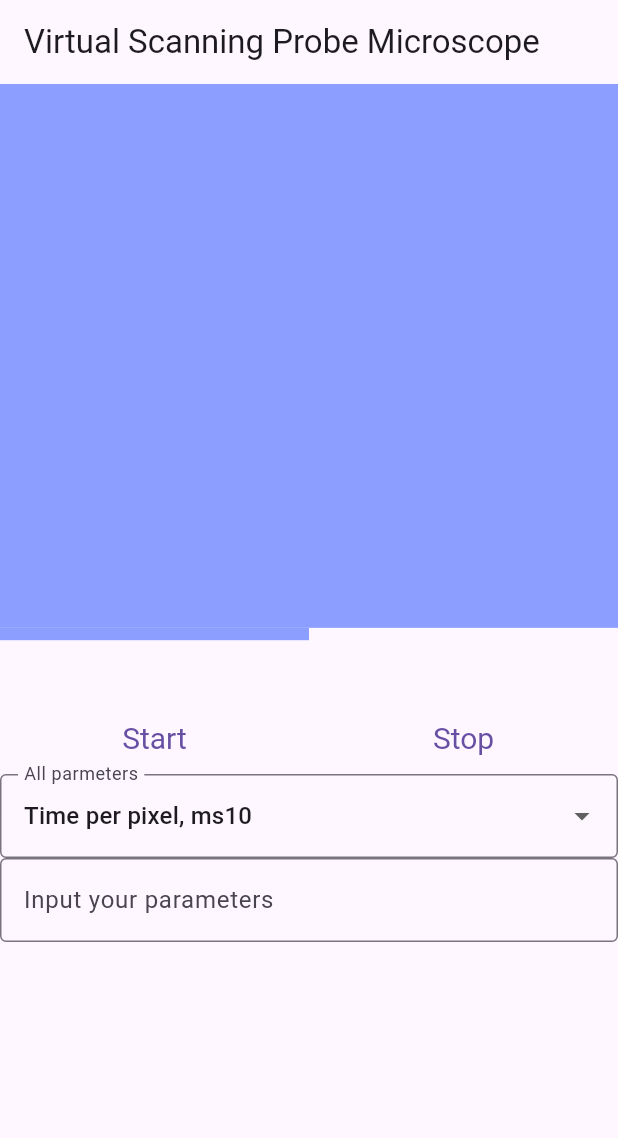
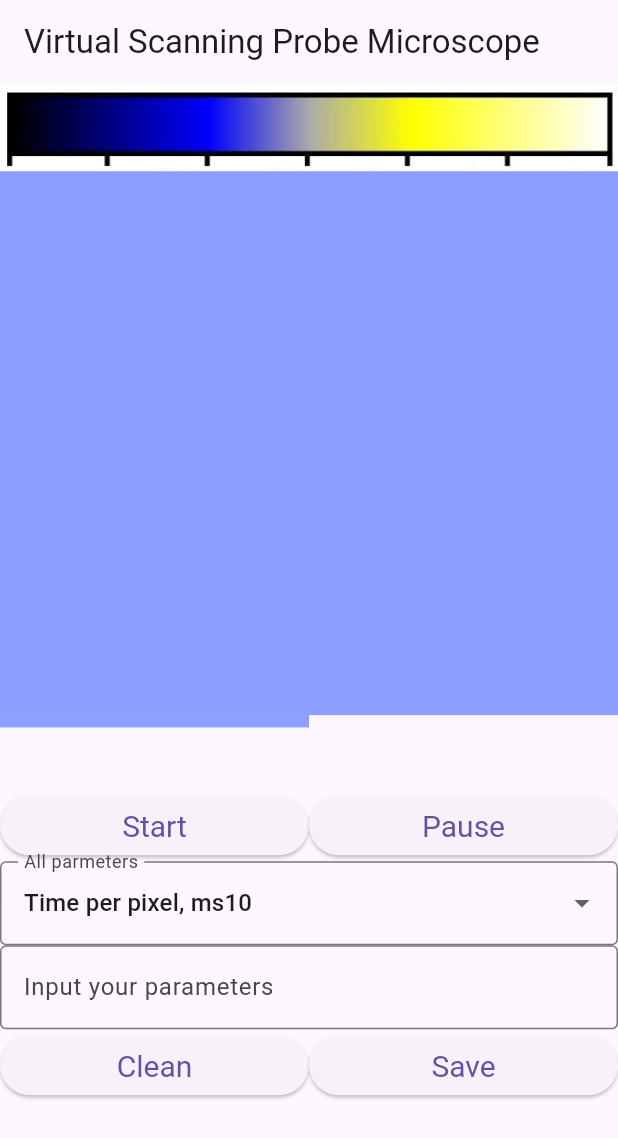
Before and after one commit to 110010110011/yanenko_diploma, a Flutter app: the screen it shows after launch, after a tap on "Start", on a phone screen of 412 x 824 dp. Shown: the top 1138 px of the screen. Run offline on Flutter 3.47's test engine with Material 3 defaults, Android fonts, the phone set to English and light mode, and no system bars.

Commit message:
new files added

```diff
--- a/lib/main.dart
+++ b/lib/main.dart
@@ -1,7 +1,9 @@
 import 'dart:io';
 import 'dart:math';
 import 'dart:typed_data';
+import 'microscopeTransmission.dart';
 import 'parametersActions.dart';
+import 'dart:developer' as developer;
 
 import 'package:flutter/material.dart';
 
@@ -52,6 +54,7 @@ class _MyStatefulWidgetState extends State<MyStatefulWidget>
   String? dropdownSelectedValue = "0";
   String? sampleName;
   String? tipName;
+  bool isScaning = false;
 
 
   @override
@@ -91,9 +94,21 @@ class _MyStatefulWidgetState extends State<MyStatefulWidget>
     super.dispose();
   }
 
+
+
   @override
   Widget build(BuildContext context) {
+    final gamma = AssetImage('images/gamma.png');
+    MicroscopeParams microscopeParams = MicroscopeParams();
     return Column(children: [
+      Row(
+        children: [
+          Expanded(
+            child: Image(image: gamma,)
+          ),
+        ],
+      ),
+
       AspectRatio(
           aspectRatio: 1,
           child: Stack(alignment: Alignment.topLeft, children: <Widget>[
@@ -107,26 +122,39 @@ class _MyStatefulWidgetState extends State<MyStatefulWidget>
                 painter:
                 CurtainPainter(value: _controller.value, nmbrpxl: nmbrpxls))
           ])),
+
       Row(
         children: [
           Expanded(
-            child: TextButton(
+            child: ElevatedButton(
               style: TextButton.styleFrom(
                 textStyle: const TextStyle(fontSize: 20),
               ),
               onPressed: () {
+                sendPOST(microscopeParams);
                 _controller.forward();
+                isScaning = true;
+                null;
               },
-              child: const Text('Start'),
+              child: Text('Start'),
             ),
           ),
           Expanded(
-            child: TextButton(
+            child: ElevatedButton(
               style: TextButton.styleFrom(
                 textStyle: const TextStyle(fontSize: 20),
               ),
-              onPressed: () => _controller.stop(),
-              child: const Text('Stop'),
+              child: isScaning ? Text('Pause') : Text('Resume'),
+              onPressed: (){
+                if(isScaning){
+                  _controller.stop();
+                }else{
+                  _controller.forward();
+                }
+                setState(() {
+                  isScaning = !isScaning;
+                });
+              },
             ),
           ),
         ],
@@ -197,11 +225,39 @@ class _MyStatefulWidgetState extends State<MyStatefulWidget>
                     border: OutlineInputBorder(),
                     labelText: "Input your parameters"),
                 textAlign: TextAlign.center,
-                  onSubmitted: (String input) {setValue(input, dropdownSelectedValue);}
+                onSubmitted: (String input) {microscopeParams.setValue(input, dropdownSelectedValue);}
             ),
           ),
         ],
       ),
+
+      Row(
+        children: [
+          Expanded(
+            child: ElevatedButton(
+              style: TextButton.styleFrom(
+                textStyle: const TextStyle(fontSize: 20),
+              ),
+              onPressed: () {
+
+              },
+              child: Text('Clean'),
+            ),
+          ),
+          Expanded(
+            child: ElevatedButton(
+              style: TextButton.styleFrom(
+                textStyle: const TextStyle(fontSize: 20),
+              ),
+              onPressed: () => _controller.stop(),
+
+              child: Text('Save'),
+            ),
+          ),
+        ],
+      ),
+
+
     ]);
   }
 }
--- /dev/null
+++ b/lib/microscopeTransmission.dart
@@ -0,0 +1,32 @@
+import 'package:http/http.dart' as http;
+import 'dart:convert';
+
+import 'package:my_app/parametersActions.dart';
+
+Future<String> sendPOST(MicroscopeParams microscopeParams) async {
+    final response = await http.post(
+        Uri.parse('http://myopencart.example.com/index.php?route=api/cart/add'),
+        // NB: you don't need to fill headers field
+        headers: {
+            'Content-Type': 'application/json' // 'application/x-www-form-urlencoded' or whatever you need
+        },
+        body: {
+            'tipName': microscopeParams.tipName,
+            'sampleName': microscopeParams.sampleName,
+            'tunnelingCurrent': microscopeParams.tunnelingCurrent,
+            'sampleBias': microscopeParams.sampleBias,
+            'sizeInNm': microscopeParams.sizeInNm,
+            'sizeInPxl': microscopeParams.sizeInPxl,
+            'differentialFeedback': microscopeParams.differentialFeedback,
+            'integralFeedback': microscopeParams.integralFeedback,
+            'proportionalFeedback': microscopeParams.proportionalFeedback,
+            'timePerPxl': microscopeParams.timePerPxl,
+        },
+    );
+
+    if (response.statusCode == 200) {
+        return response.body;
+    } else {
+        return "Error ${response.statusCode}: ${response.body}";
+    }
+}
--- a/lib/parametersActions.dart
+++ b/lib/parametersActions.dart
@@ -1,59 +1,50 @@
-void setValue(String input, String? dropdownSelectedValue){
+class MicroscopeParams {
+  late int timePerPxl;
+  late int proportionalFeedback;
+  late int integralFeedback;
+  late int differentialFeedback;
+  late int sizeInPxl;
+  late int sizeInNm;
+  late int sampleBias;
+  late int tunnelingCurrent;
+  late int sampleName;
+  late int tipName;
 
-  var tscan;
-  var sampleName;
-  var tipName;
 
-  switch (dropdownSelectedValue){
+  void setValue(String input, String? dropdownSelectedValue) {
+    switch (dropdownSelectedValue) {
       case "-1":
         break;
       case "0":
-      tscan = int.tryParse(input)!;
-      // _controller.duration = Duration(seconds: tscan);
+        timePerPxl = int.tryParse(input)!;
         break;
       case "1":
-      tscan = int.tryParse(input)!;
+        proportionalFeedback = int.tryParse(input)!;
         break;
       case "2":
-      tscan = int.tryParse(input)!;
+        integralFeedback = int.tryParse(input)!;
         break;
       case "3":
-    // nmbrpxl = int.tryParse(input)!;
+        differentialFeedback = int.tryParse(input)!;
         break;
       case "4":
-      // setState(() {
-      //   int imgpxl = nmbrpxls * nmbrpxls;
-      //   for (int i = 0; i < imgpxl; i++) {
-      //     alphaList.removeLast();
-      //     redList.removeLast();
-      //     greenList.removeLast();
-      //     blueList.removeLast();
-      //   }
-      //   nmbrpxls = int.tryParse(input)!;
-      //   imgpxl = nmbrpxls * nmbrpxls;
-      //   final random = Random();
-      //   for (int i = 0; i < imgpxl; i++) {
-      //     alphaList.add(random.nextInt(255));
-      //     redList.add(random.nextInt(255));
-      //     greenList.add(random.nextInt(255));
-      //     blueList.add(random.nextInt(255));
-      //   }
-      // });
+        sizeInPxl = int.tryParse(input)!;
         break;
       case "5":
-    // nmbrpxl = int.tryParse(input)!;
+        sizeInNm = int.tryParse(input)!;
         break;
       case "6":
-      tscan = int.tryParse(input)!;
+        sampleBias = int.tryParse(input)!;
         break;
       case "7":
-    // nmbrpxl = int.tryParse(input)!;
+        tunnelingCurrent = int.tryParse(input)!;
         break;
       case "8":
-      sampleName = input;
+        sampleName = int.tryParse(input)!;
         break;
       case "9":
-      tipName = input;
+        tipName = int.tryParse(input)!;
         break;
     }
   }
+}
--- a/pubspec.yaml
+++ b/pubspec.yaml
@@ -35,6 +35,7 @@ dependencies:
   # The following adds the Cupertino Icons font to your application.
   # Use with the CupertinoIcons class for iOS style icons.
   cupertino_icons: ^1.0.2
+  http: ^1.2.1
 
 dev_dependencies:
   flutter_test:
@@ -59,7 +60,8 @@ flutter:
   uses-material-design: true
 
   # To add assets to your application, add an assets section, like this:
-  # assets:
+  assets:
+    - images/gamma.png
   #   - images/a_dot_burr.jpeg
   #   - images/a_dot_ham.jpeg
 
```
Also changed, not shown: images/gamma.png (added), pubspec.lock. Lines whose indentation alone changed are shown as unchanged.
